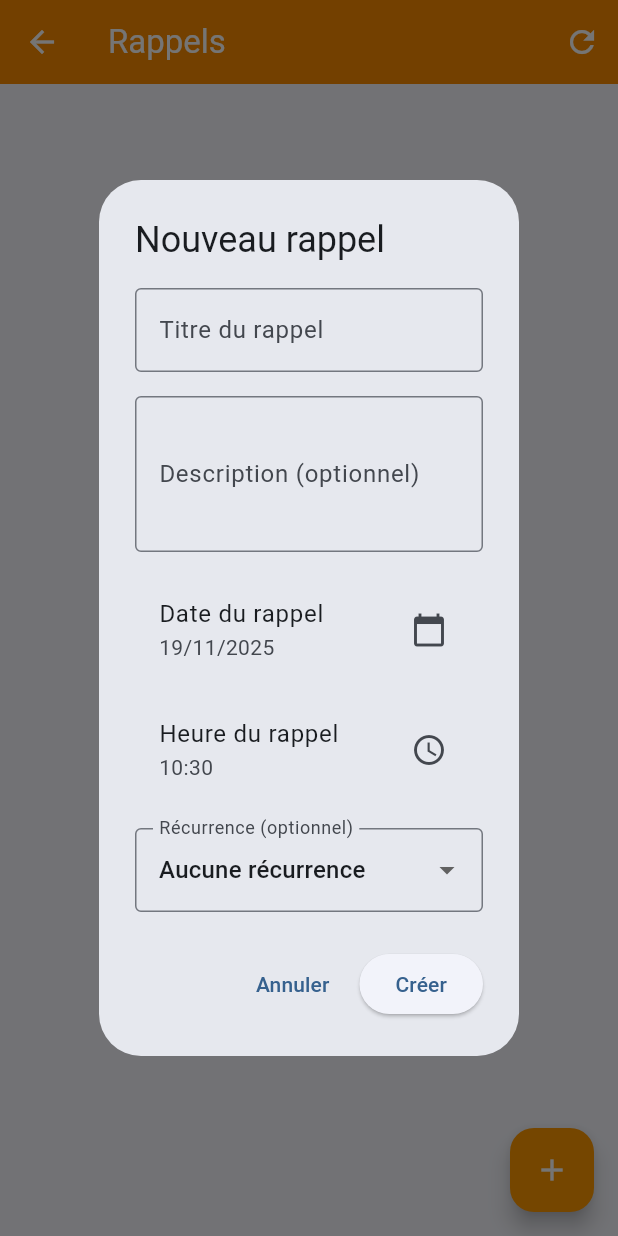
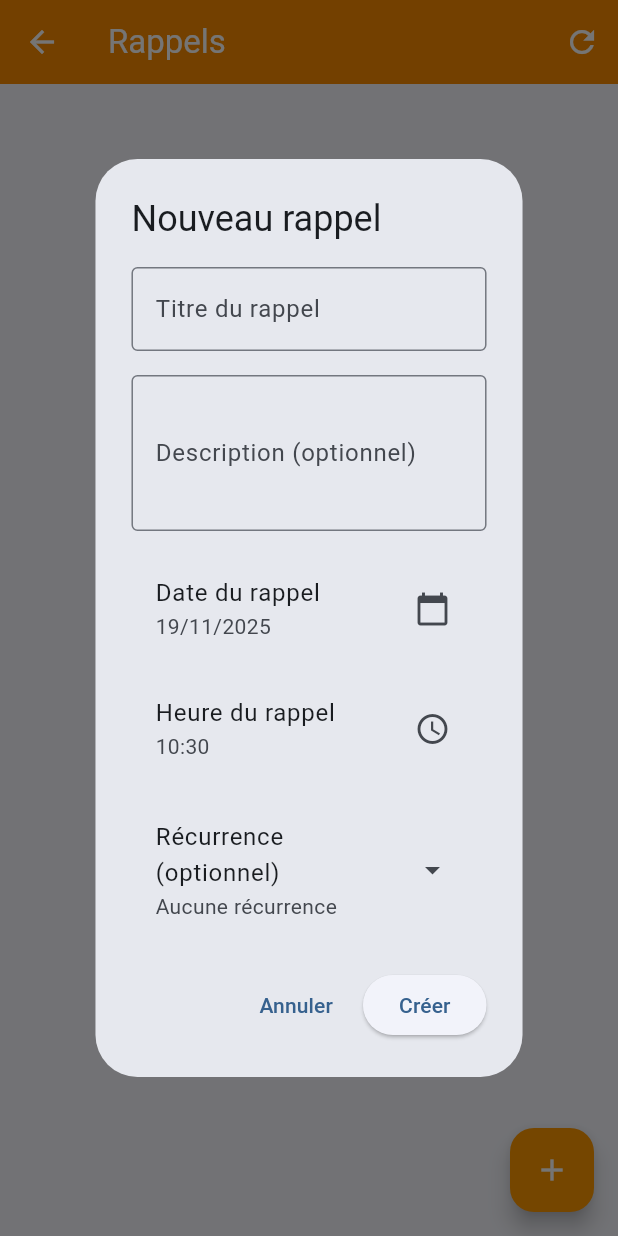
Before and after one commit to arkalia-luna-system/arkalia-cia, a Flutter app: the RemindersScreen screen opened directly, after a tap on the "add" icon, on a phone screen of 412 x 824 dp. Run offline on Flutter 3.47's test engine with Material 3 defaults, Android fonts, the phone set to English and light mode, and no system bars; our stand-ins replace connectivity_plus, file_picker, flutter_contacts, flutter_local_notifications, flutter_secure_storage, local_auth and 4 more; missing offline and left inert: device_calendar, encrypt; accounts and stored records are empty.

Commit message:
fix: 100% zéro erreur et zéro warning - corrections complètes
- Remplacement RadioListTile par ListTile avec icônes (évite deprecated RadioGroup)
- Remplacement DropdownButtonFormField par MenuAnchor (évite deprecated value)
- Correction use_build_context_synchronously (vérifications mounted)
- Ajout const constructors partout (prefer_const_constructors)
- Formatage Python avec black
- Vérification sécurité bandit (0 problème)
- Tous les checks ruff passés
- Flutter analyze: 0 issue trouvé
- Python: 100% conforme

```diff
--- a/arkalia_cia/lib/screens/documents_screen.dart
+++ b/arkalia_cia/lib/screens/documents_screen.dart
@@ -519,6 +519,7 @@ class _DocumentsScreenState extends State<DocumentsScreen> {
     if (!mounted) return 'Autre';
 
     final categories = await CategoryService.getCategories();
+    if (!mounted) return 'Autre';
 
     return showDialog<String>(
       context: context,
@@ -547,11 +548,14 @@ class _DocumentsScreenState extends State<DocumentsScreen> {
     if (!mounted) return;
 
     final categories = await CategoryService.getCategories();
+    if (!mounted) return;
+
     final customCategories = categories.where((c) =>
       !['Médical', 'Administratif', 'Autre'].contains(c)
     ).toList();
 
     final controller = TextEditingController();
+    if (!mounted) return;
 
     await showDialog(
       context: context,
--- a/arkalia_cia/lib/screens/home_page.dart
+++ b/arkalia_cia/lib/screens/home_page.dart
@@ -414,7 +414,7 @@ class _HomePageState extends State<HomePage> {
                   child: ListTile(
                     title: Text(item['title'] ?? item['name'] ?? item['original_name'] ?? 'Sans titre'),
                     subtitle: Text(item['description'] ?? item['phone'] ?? item['category'] ?? ''),
-                    trailing: Icon(Icons.chevron_right, color: Colors.grey),
+                    trailing: const Icon(Icons.chevron_right, color: Colors.grey),
                     onTap: () {
                       // Navigation vers le détail selon le type
                       if (title == 'Documents') {
--- a/arkalia_cia/lib/screens/lock_screen.dart
+++ b/arkalia_cia/lib/screens/lock_screen.dart
@@ -97,7 +97,7 @@ class _LockScreenState extends State<LockScreen> {
                 mainAxisAlignment: MainAxisAlignment.center,
                 children: [
                   // Logo/Icone
-                  Icon(
+                  const Icon(
                     Icons.lock,
                     size: 80,
                     color: Colors.white,
--- a/arkalia_cia/lib/screens/reminders_screen.dart
+++ b/arkalia_cia/lib/screens/reminders_screen.dart
@@ -129,23 +129,65 @@ class _RemindersScreenState extends State<RemindersScreen> {
                   },
                 ),
                 const SizedBox(height: 16),
-                DropdownButtonFormField<String>(
-                  value: recurrenceType,
-                  decoration: const InputDecoration(
-                    labelText: 'Récurrence (optionnel)',
-                    border: OutlineInputBorder(),
-                  ),
-                  items: const [
-                    DropdownMenuItem(value: null, child: Text('Aucune récurrence')),
-                    DropdownMenuItem(value: 'daily', child: Text('Quotidien')),
-                    DropdownMenuItem(value: 'weekly', child: Text('Hebdomadaire')),
-                    DropdownMenuItem(value: 'monthly', child: Text('Mensuel')),
+                // Utiliser un MenuButton au lieu de DropdownButtonFormField pour éviter le warning
+                // sur value deprecated
+                MenuAnchor(
+                  builder: (context, controller, child) {
+                    return ListTile(
+                      title: const Text('Récurrence (optionnel)'),
+                      subtitle: Text(
+                        recurrenceType == null
+                            ? 'Aucune récurrence'
+                            : recurrenceType == 'daily'
+                                ? 'Quotidien'
+                                : recurrenceType == 'weekly'
+                                    ? 'Hebdomadaire'
+                                    : 'Mensuel',
+                      ),
+                      trailing: const Icon(Icons.arrow_drop_down),
+                      onTap: () {
+                        if (controller.isOpen) {
+                          controller.close();
+                        } else {
+                          controller.open();
+                        }
+                      },
+                    );
+                  },
+                  menuChildren: [
+                    MenuItemButton(
+                      child: const Text('Aucune récurrence'),
+                      onPressed: () {
+                        setDialogState(() {
+                          recurrenceType = null;
+                        });
+                      },
+                    ),
+                    MenuItemButton(
+                      child: const Text('Quotidien'),
+                      onPressed: () {
+                        setDialogState(() {
+                          recurrenceType = 'daily';
+                        });
+                      },
+                    ),
+                    MenuItemButton(
+                      child: const Text('Hebdomadaire'),
+                      onPressed: () {
+                        setDialogState(() {
+                          recurrenceType = 'weekly';
+                        });
+                      },
+                    ),
+                    MenuItemButton(
+                      child: const Text('Mensuel'),
+                      onPressed: () {
+                        setDialogState(() {
+                          recurrenceType = 'monthly';
+                        });
+                      },
+                    ),
                   ],
-                  onChanged: (value) {
-                    setDialogState(() {
-                      recurrenceType = value;
-                    });
-                  },
                 ),
               ],
             ),
```
Also changed, not shown: arkalia_cia/lib/screens/settings_screen.dart (+23 -17 lines), 2 other files.
